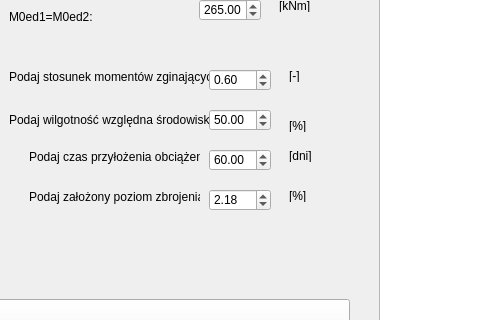
Qt form zelbetV2/zelbetv2/mainwindow.ui (TheMantek234/zelbet1) before a commit; both pictures show x 171 to 651 and y 238 to 558 of the 1109 by 672 pixel window.
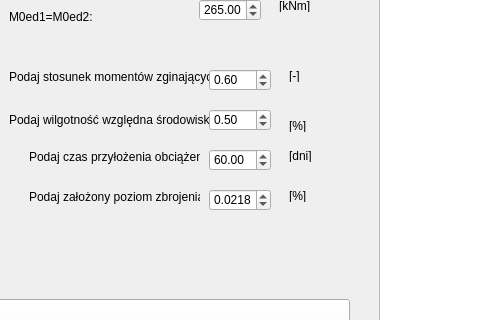
The same form after that commit.

Patch:
```diff
--- a/zelbetV2/zelbetv2/mainwindow.ui
+++ b/zelbetV2/zelbetv2/mainwindow.ui
@@ -334,7 +334,7 @@
      <double>100.000000000000000</double>
     </property>
     <property name="value">
-     <double>50.000000000000000</double>
+     <double>0.500000000000000</double>
     </property>
    </widget>
    <widget class="QDoubleSpinBox" name="czasprzyl">
@@ -529,11 +529,14 @@
     <property name="locale">
      <locale language="English" country="UnitedStates"/>
     </property>
+    <property name="decimals">
+     <number>4</number>
+    </property>
     <property name="maximum">
      <double>100.000000000000000</double>
     </property>
     <property name="value">
-     <double>2.180000000000000</double>
+     <double>0.021800000000000</double>
     </property>
    </widget>
    <widget class="QLabel" name="label_19">
```
